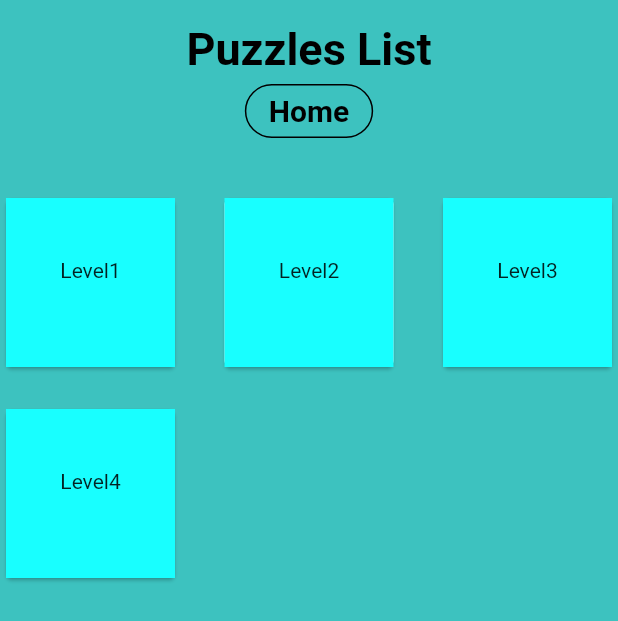
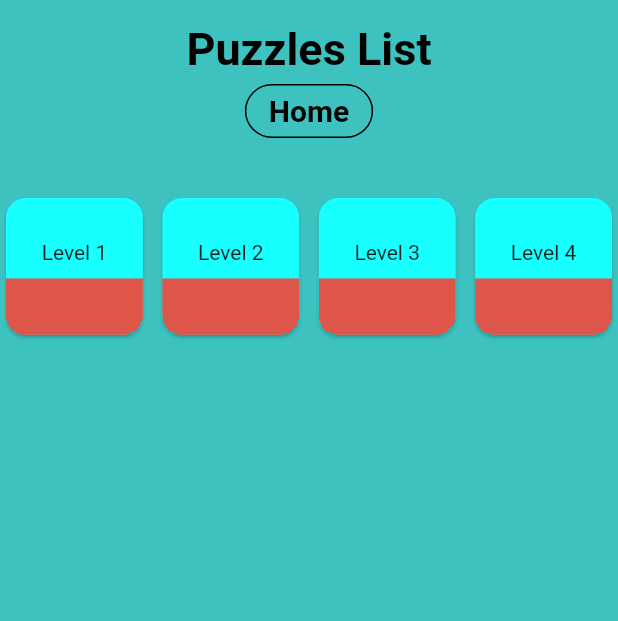
Before and after one commit to HazemMostafa23/Chuzzlez, a Flutter app: the PuzzleScreen screen opened by its route, on a phone screen of 412 x 824 dp. Shown: the top 621 px of the screen. Run offline on Flutter 3.47's test engine with Material 2 defaults, Android fonts, the phone set to English and light mode, and no system bars; missing offline and left inert: flutter_chess_board.

Commit message:
PuzzleList Changes

```diff
--- a/lib/screens/puzzles_screen.dart
+++ b/lib/screens/puzzles_screen.dart
@@ -1,3 +1,5 @@
+// ignore_for_file: prefer_const_constructors, prefer_const_literals_to_create_immutables
+
 import 'package:flutter/material.dart';
 import 'package:chuzzlez/providers/puzzles_provider.dart';
 
@@ -43,22 +45,41 @@ class PuzzleScreen extends StatelessWidget {
 
       Flexible(
           child: GridView.count(
-        crossAxisCount: 3,
-        crossAxisSpacing: 25.0,
-        mainAxisSpacing: 20.0,
+        crossAxisCount: 4,
+        crossAxisSpacing: 5.0,
+        mainAxisSpacing: 5.0,
         children: [
           for (int i = 1; i <= number; i++)
             Card(
-                child: new InkWell(
+                clipBehavior: Clip.hardEdge,
+                color: Colors.cyanAccent,
+                shape: RoundedRectangleBorder(
+                    borderRadius: BorderRadius.circular(13)),
+                child: InkWell(
+                    splashColor: Colors.white,
                     onTap: () {},
-                    child: Container(
-                        color: Colors.cyanAccent,
-                        child: Column(children: [
-                          SizedBox(
-                            height: 40,
-                          ),
-                          new Text("Level" + "$i"),
-                        ])))),
+                    child: Column(
+                        mainAxisAlignment: MainAxisAlignment.spaceBetween,
+                        crossAxisAlignment: CrossAxisAlignment.center,
+                        children: [
+                          Flexible(
+                              child: FractionallySizedBox(
+                            heightFactor: 0.5,
+                          )),
+                          Text("Level " "$i"),
+                          Flexible(
+                              child: FractionallySizedBox(
+                                  // height: 35,
+                                  // width: 80,
+                                  widthFactor: 1,
+                                  heightFactor: 1,
+                                  child: Opacity(
+                                      opacity: 0.9,
+                                      child: DecoratedBox(
+                                        decoration:
+                                            BoxDecoration(color: Colors.red),
+                                      ))))
+                        ]))),
         ],
       ))
 
```
